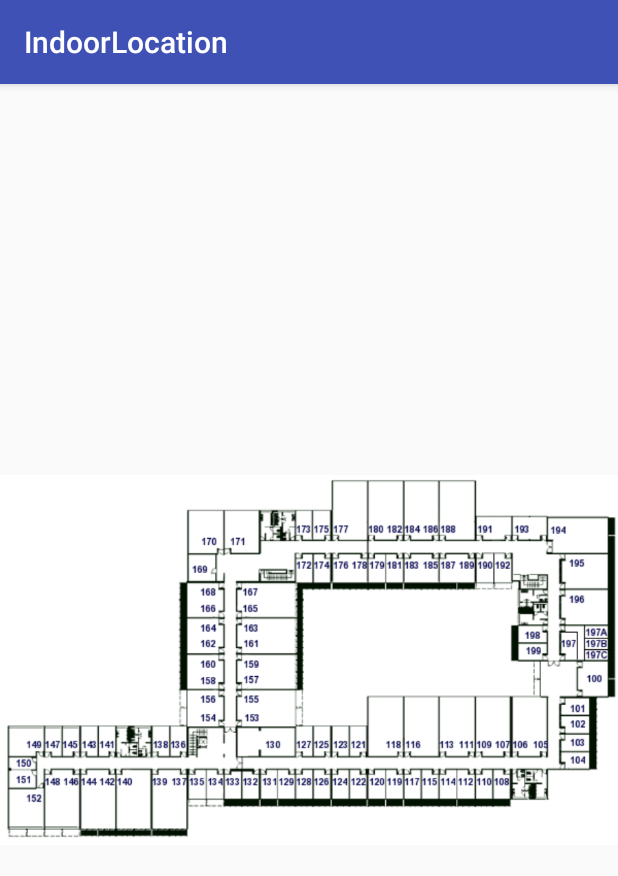
After one commit to Biangkerok32/IndoorLocation, an Android app: the SplashActivity screen opened directly, with no data from a screen before it, on a phone screen of 412 x 824 dp. The commit adds this screen. Shown: the top 876 px of the screen. Run offline under Robolectric (Android 15) with nearby library versions, the phone set to English and light mode, and no system bars.

Commit message:
splash screen

```diff
--- a/Android/IndoorLocation/app/src/main/AndroidManifest.xml
+++ b/Android/IndoorLocation/app/src/main/AndroidManifest.xml
@@ -8,13 +8,14 @@
         android:label="@string/app_name"
         android:supportsRtl="true"
         android:theme="@style/AppTheme">
-        <activity android:name=".MainActivity">
+        <activity android:name=".SplashActivity">
             <intent-filter>
                 <action android:name="android.intent.action.MAIN" />
 
                 <category android:name="android.intent.category.LAUNCHER" />
             </intent-filter>
         </activity>
+        <activity android:name=".MainActivity"></activity>
     </application>
 
 </manifest>
--- /dev/null
+++ b/Android/IndoorLocation/app/src/main/java/com/example/andre/indoorlocation/SplashActivity.java
@@ -0,0 +1,32 @@
+package com.example.andre.indoorlocation;
+
+/**
+ * Created by andre on 31-03-2017.
+ */
+
+import android.content.Intent;
+import android.support.v7.app.AppCompatActivity;
+import android.os.Bundle;
+
+public class SplashActivity extends AppCompatActivity {
+
+    @Override
+    protected void onCreate(Bundle savedInstanceState) {
+        super.onCreate(savedInstanceState);
+        setContentView(R.layout.splash_layout);
+        Thread myThread = new Thread(){
+            @Override
+            public void run() {
+                try {
+                    sleep(3000);
+                    Intent intent = new Intent(getApplicationContext(),MainActivity.class);
+                    startActivity(intent);
+                    finish();
+                } catch (InterruptedException e) {
+                    e.printStackTrace();
+                }
+            }
+        };
+        myThread.start();
+    }
+}
--- /dev/null
+++ b/Android/IndoorLocation/app/src/main/res/layout/splash_layout.xml
@@ -0,0 +1,13 @@
+<?xml version="1.0" encoding="utf-8"?>
+<RelativeLayout xmlns:android="http://schemas.android.com/apk/res/android"
+    xmlns:tools="http://schemas.android.com/tools"
+    android:layout_width="match_parent"
+    android:layout_height="match_parent"
+    tools:context="com.example.andre.indoorlocation.MainActivity">
+
+    <ImageView
+        android:layout_width="match_parent"
+        android:layout_height="match_parent"
+        android:src="@drawable/mapa"
+        />
+</RelativeLayout>
```
Also changed, not shown: Android/IndoorLocation/app/src/main/java/com/example/andre/indoorlocation/App.java (added, +21 -0 lines), Android/IndoorLocation/app/src/main/java/com/example/andre/indoorlocation/MainActivity.java (+64 -1 lines), Android/IndoorLocation/app/src/main/res/drawable/mapa.png (added).
